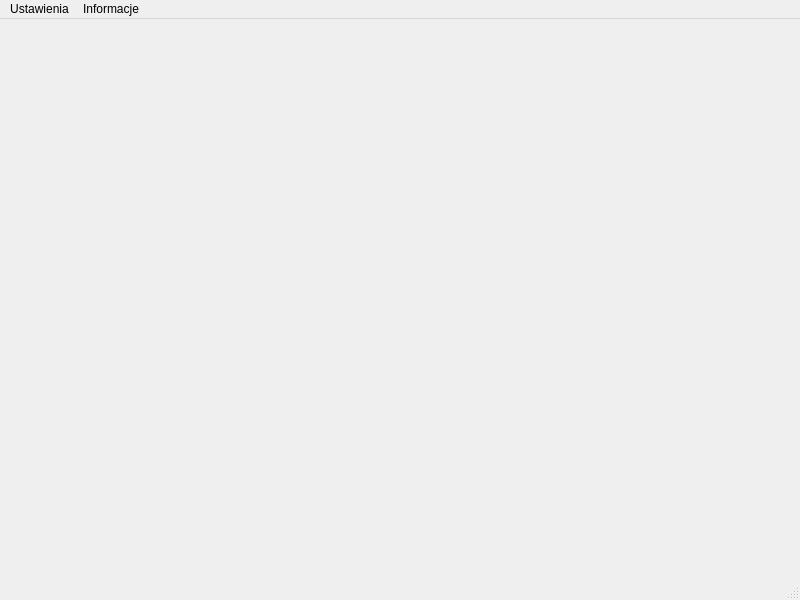
First picture: the form in mainwindow.ui, repository piterbx/naukopoly, before the edit.
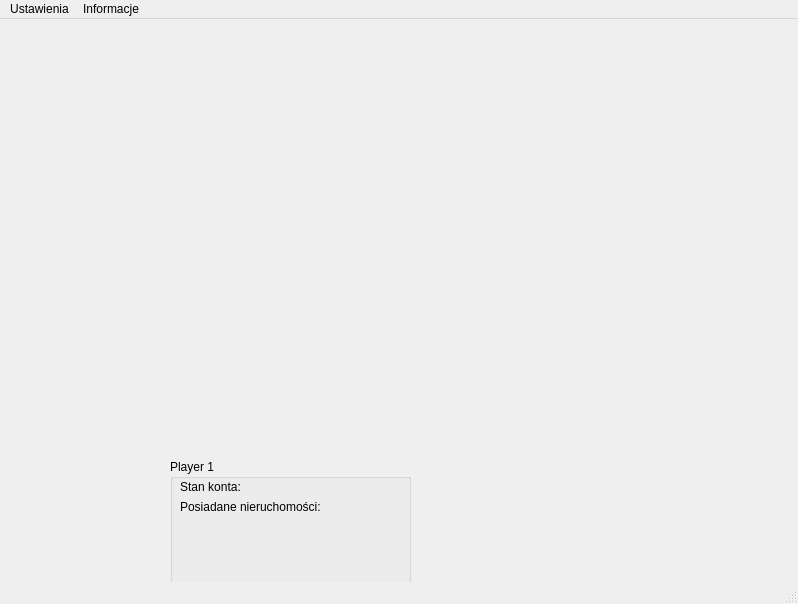
Second picture: the form after the edit.

Commit message: actions menu added (ui)

```diff
--- a/mainwindow.ui
+++ b/mainwindow.ui
@@ -6,20 +6,60 @@
    <rect>
     <x>0</x>
     <y>0</y>
-    <width>800</width>
-    <height>600</height>
+    <width>798</width>
+    <height>604</height>
    </rect>
   </property>
   <property name="windowTitle">
    <string>MainWindow</string>
   </property>
-  <widget class="QWidget" name="centralwidget"/>
+  <widget class="QWidget" name="centralwidget">
+   <widget class="QGroupBox" name="groupBox">
+    <property name="geometry">
+     <rect>
+      <x>170</x>
+      <y>440</y>
+      <width>241</width>
+      <height>131</height>
+     </rect>
+    </property>
+    <property name="title">
+     <string>Player 1</string>
+    </property>
+    <widget class="QLabel" name="label">
+     <property name="geometry">
+      <rect>
+       <x>0</x>
+       <y>20</y>
+       <width>81</width>
+       <height>16</height>
+      </rect>
+     </property>
+     <property name="text">
+      <string>&lt;html&gt;&lt;head/&gt;&lt;body&gt;&lt;p align=&quot;center&quot;&gt;Stan konta:&lt;/p&gt;&lt;/body&gt;&lt;/html&gt;</string>
+     </property>
+    </widget>
+    <widget class="QLabel" name="label_2">
+     <property name="geometry">
+      <rect>
+       <x>10</x>
+       <y>40</y>
+       <width>141</width>
+       <height>16</height>
+      </rect>
+     </property>
+     <property name="text">
+      <string>Posiadane nieruchomości:</string>
+     </property>
+    </widget>
+   </widget>
+  </widget>
   <widget class="QMenuBar" name="menubar">
    <property name="geometry">
     <rect>
      <x>0</x>
      <y>0</y>
-     <width>800</width>
+     <width>798</width>
      <height>21</height>
     </rect>
    </property>
```
